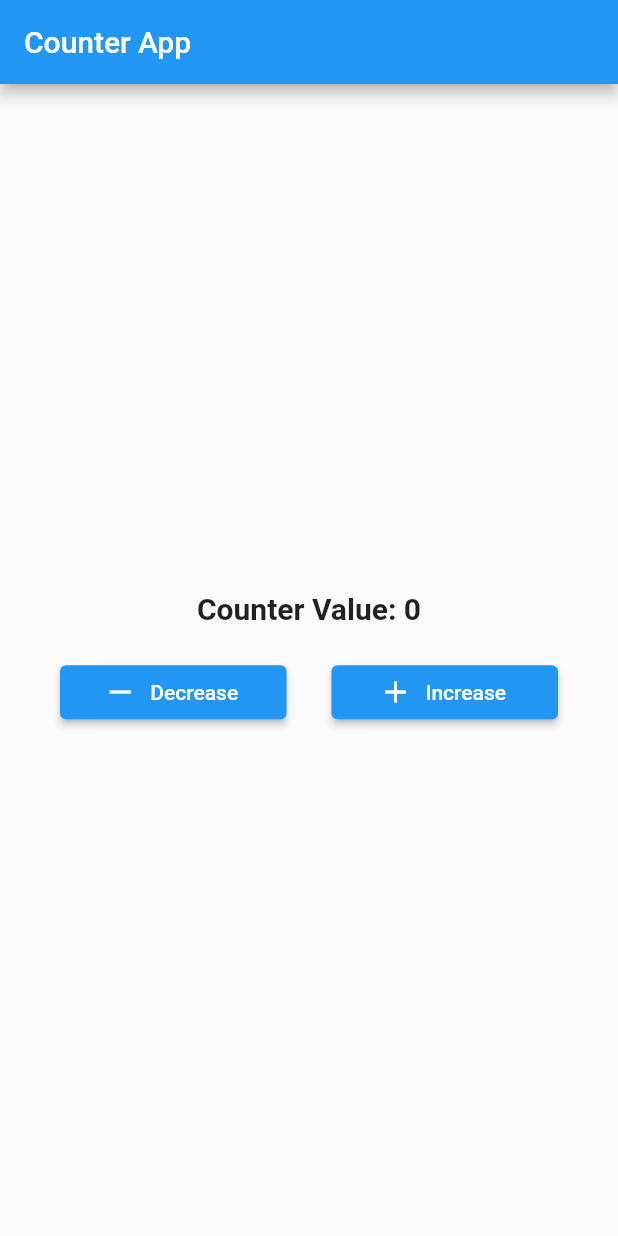
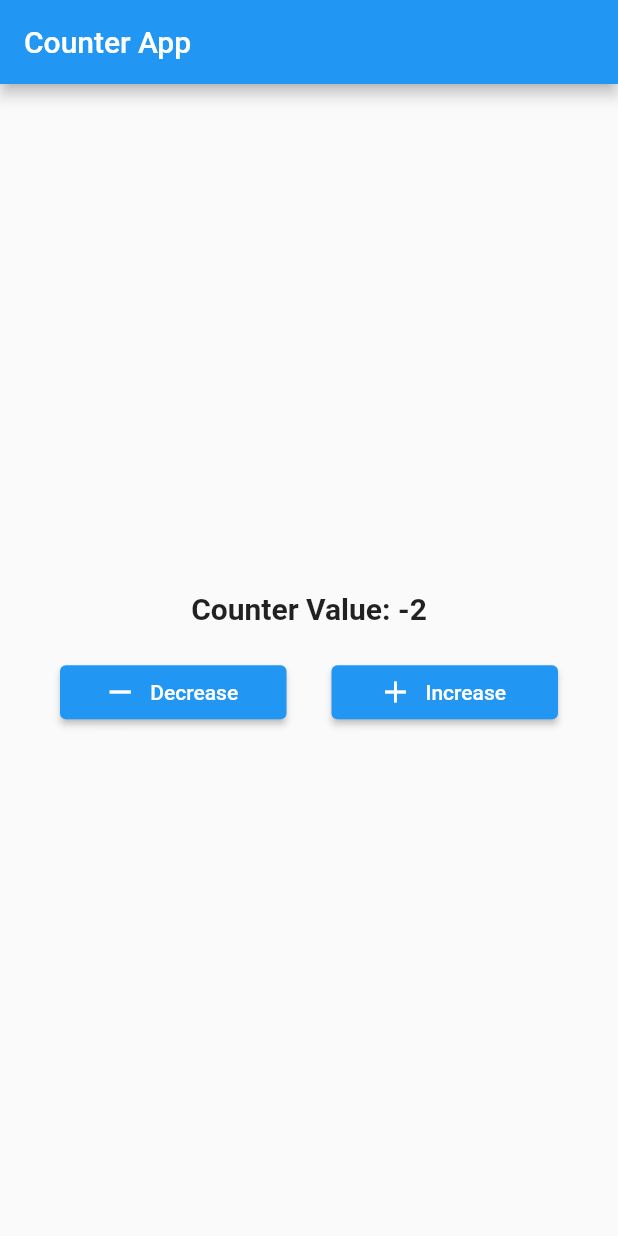
Before and after one commit to sandeepmaxpayne/todo_app_bloc, a Flutter app: the screen it shows after launch, after a tap on "Decrease", after a tap on "Increase", on a phone screen of 412 x 824 dp. Run offline on Flutter 3.47's test engine with Material 2 defaults, Android fonts, the phone set to English and light mode, and no system bars; our stand-ins replace equatable, flutter_bloc, hydrated_bloc.

Commit message:
Home page changed

```diff
--- a/lib/main.dart
+++ b/lib/main.dart
@@ -1,4 +1,5 @@
 import 'package:flutter/material.dart';
+import 'package:todo_app_bloc/bloc/counter/bloc_imports.dart';
 import 'package:todo_app_bloc/screen/home_screen.dart';
 
 void main() {
@@ -10,9 +11,12 @@ class MyApp extends StatelessWidget {
 
   @override
   Widget build(BuildContext context) {
-    return MaterialApp(
-      theme: ThemeData(primarySwatch: Colors.blue),
-      home: const HomeScreen(),
+    return BlocProvider(
+      create: (BuildContext context) => CounterBloc(),
+      child: MaterialApp(
+        theme: ThemeData(primarySwatch: Colors.blue),
+        home: const HomeScreen(),
+      ),
     );
   }
 }
--- a/lib/screen/home_screen.dart
+++ b/lib/screen/home_screen.dart
@@ -1,4 +1,5 @@
 import 'package:flutter/material.dart';
+import 'package:todo_app_bloc/bloc/counter/bloc_imports.dart';
 
 class HomeScreen extends StatefulWidget {
   const HomeScreen({Key? key}) : super(key: key);
@@ -34,10 +35,12 @@ class _HomeScreenState extends State<HomeScreen> {
           mainAxisAlignment: MainAxisAlignment.center,
           children: [
             Center(
-              child: Text(
-                'Counter Value: $counterValue',
-                style:
-                    const TextStyle(fontSize: 20, fontWeight: FontWeight.bold),
+              child: BlocBuilder<CounterBloc, CounterState>(
+                builder: (BuildContext context, state) => Text(
+                  'Counter Value: ${state.counterValue}',
+                  style: const TextStyle(
+                      fontSize: 20, fontWeight: FontWeight.bold),
+                ),
               ),
             ),
             const SizedBox(
@@ -50,7 +53,9 @@ class _HomeScreenState extends State<HomeScreen> {
                 children: [
                   Expanded(
                     child: ElevatedButton.icon(
-                      onPressed: () => decreaseNumber(),
+                      onPressed: () => context
+                          .read<CounterBloc>()
+                          .add(CounterDecrementEvent()),
                       icon: const Icon(Icons.remove),
                       label: const Text('Decrease'),
                     ),
@@ -60,7 +65,9 @@ class _HomeScreenState extends State<HomeScreen> {
                   ),
                   Expanded(
                     child: ElevatedButton.icon(
-                      onPressed: () => increaseNumber(),
+                      onPressed: () => context
+                          .read<CounterBloc>()
+                          .add(CounterDecrementEvent()),
                       icon: const Icon(Icons.add),
                       label: const Text('Increase'),
                     ),
```
